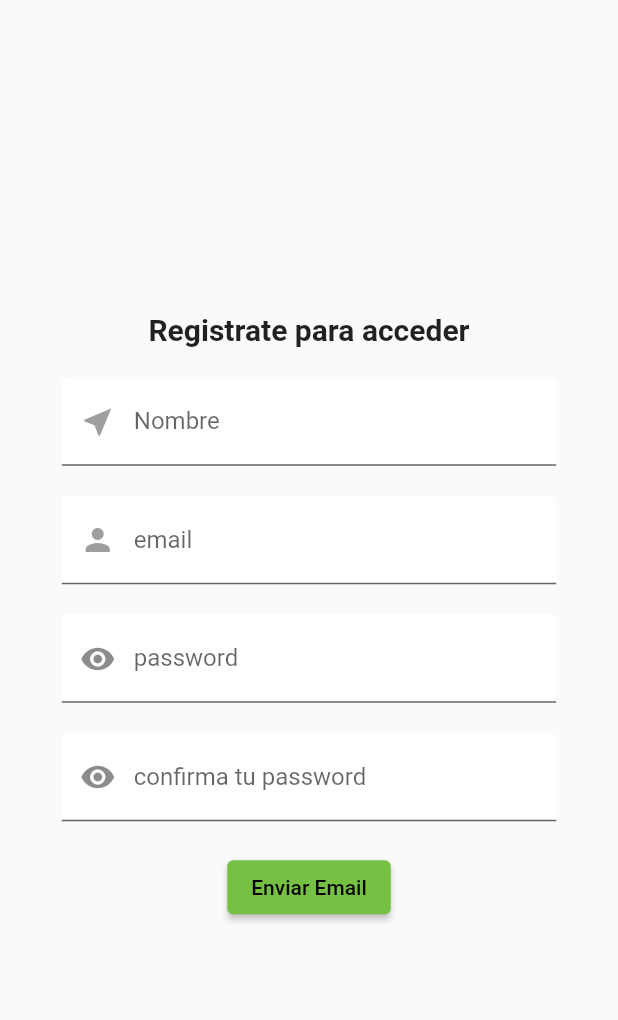
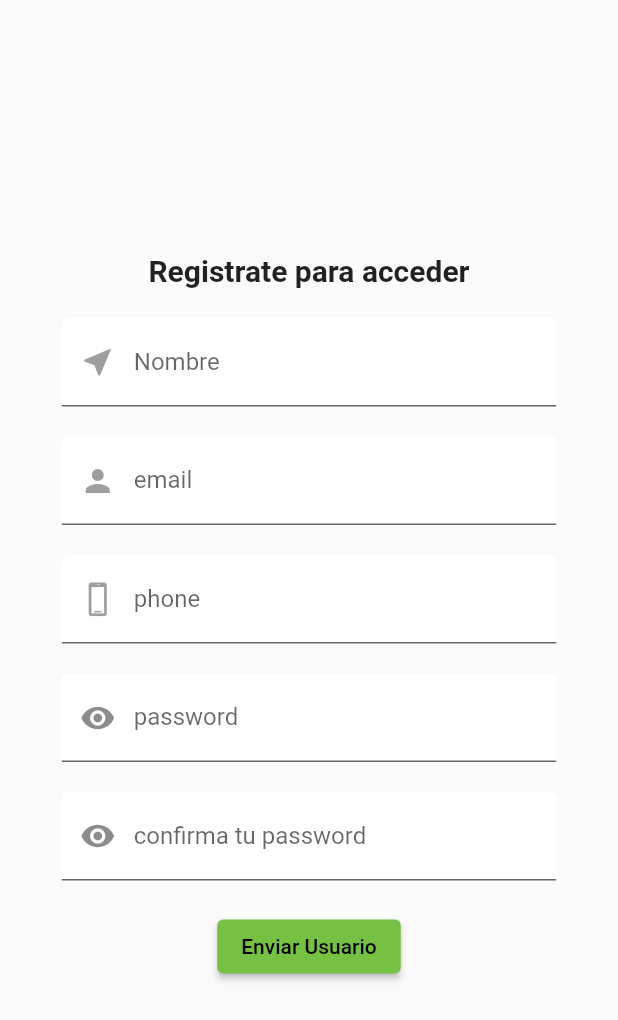
Before and after one commit to jersy96/account-tracker-fire-base, a Flutter app: the screen it shows after launch, on a phone screen of 412 x 824 dp. Shown: the top 1020 px of the screen. Run offline on Flutter 3.47's test engine with Material 2 defaults, Android fonts, the phone set to English and light mode, and no system bars; our stand-ins replace cloud_firestore, equatable, firebase_core, flutter_bloc; accounts and stored records are empty.

```diff
--- a/lib/data/models/user.dart
+++ b/lib/data/models/user.dart
@@ -1,31 +1,35 @@
+// ignore_for_file: public_member_api_docs, sort_constructors_first
 class User {
   String? id;
   String name;
   String email;
-  // String phoneNumber;
+  String phoneNumber;
+  String password;
 
   User({
     this.id,
     required this.name,
     required this.email,
-    // required this.phoneNumber,
+    required this.phoneNumber,
+    required this.password,
   });
 
   static User fromMap(Map<String, dynamic> userData) {
     return User(
-      id: userData['id'].toString(),
-      name: userData['fullname'],
-      // phoneNumber: userData['phone'],
-      email: userData['email'],
-    ); //.cast<Uint8List>());
+        id: userData['id'].toString(),
+        name: userData['fullname'],
+        phoneNumber: userData['phoneNmber'],
+        email: userData['email'],
+        password: userData['password']); //.cast<Uint8List>());
   }
 
   Map<String, dynamic> toMap() {
     return {
       'id': id,
       'fullname': name,
-      // 'phone': phoneNumber,
+      'phone': phoneNumber,
       'email': email,
+      'password': password,
     };
   }
 }
--- a/lib/logic/services/firebase_service.dart
+++ b/lib/logic/services/firebase_service.dart
@@ -5,13 +5,13 @@ FirebaseFirestore db = FirebaseFirestore.instance;
 // GET
 Future<List> fetchUsers() async {
   List users = [];
-  CollectionReference collectionReference = db.collection('users');
+  CollectionReference collectionReference = db.collection('Users');
   QuerySnapshot queryUsers = await collectionReference.get();
   queryUsers.docs.forEach((document) => users.add(document.data()));
   return users;
 }
 
-// POST
 Future<void> createUser(User user) async {
-  await db.collection('users').add({'user': user});
+  CollectionReference collectionReference = db.collection('Users');
+  await collectionReference.add(user.toMap());
 }
--- /dev/null
+++ b/lib/utils/phone_number_field.dart
@@ -0,0 +1,52 @@
+import 'package:flutter/cupertino.dart';
+import 'package:flutter/material.dart';
+import 'package:flutter/services.dart';
+import 'package:flutter_application_3/utils/base_text_form_field.dart';
+
+class PhoneFormField extends StatelessWidget {
+  final void Function(String?, bool) onChange;
+  final String? initialValue;
+  final void Function(String)? onFieldSubmitted;
+  const PhoneFormField(
+      {super.key,
+      required this.onChange,
+      this.initialValue,
+      this.onFieldSubmitted});
+
+  @override
+  Widget build(BuildContext context) {
+    return BaseTextFormField(
+        initialValue: initialValue,
+        decoration: const InputDecoration(
+            floatingLabelBehavior: FloatingLabelBehavior.never,
+            prefixIcon: Icon(
+              CupertinoIcons.device_phone_portrait,
+              color: Colors.grey,
+            ),
+            labelText: 'phone',
+            filled: true,
+            fillColor: Colors.white),
+        keyboardType: TextInputType.phone,
+        onChanged: onChange,
+        onFieldSubmitted: onFieldSubmitted,
+        validator: (value) {
+          if (value == null || value.isEmpty) {
+            return 'numero de telefono';
+          }
+          final phoneRegex = RegExp(r'[0-9]');
+          if (!phoneRegex.hasMatch(value)) {
+            return 'ingrese numero de telefono';
+          }
+          if (value.length < 10) {
+            return 'ingrese numero de telefono valido';
+          }
+
+          return null;
+        },
+        inputFormatters: <TextInputFormatter>[
+          FilteringTextInputFormatter.allow(RegExp(r'[0-9]')),
+          FilteringTextInputFormatter.digitsOnly,
+          LengthLimitingTextInputFormatter(10)
+        ]);
+  }
+}
--- a/lib/utils/registration_form.dart
+++ b/lib/utils/registration_form.dart
@@ -6,6 +6,7 @@ import 'package:flutter_application_3/utils/password_form_field.dart';
 
 import '../data/models/user.dart';
 import 'app_router.dart';
+import 'phone_number_field.dart';
 
 class RegistrationForm extends StatefulWidget {
   const RegistrationForm({Key? key}) : super(key: key);
@@ -17,6 +18,7 @@ class RegistrationForm extends StatefulWidget {
 class _RegistrationFormState extends State<RegistrationForm> {
   final _formKey = GlobalKey<FormState>();
   String? name;
+  String? phoneNumber;
   String? email;
   String? password;
   String? confirmPassword;
@@ -39,6 +41,13 @@ class _RegistrationFormState extends State<RegistrationForm> {
               EmailFormField(
                 onChange: (String? value, bool valid) {
                   setState(() => email = valid ? value : null);
+                },
+              ),
+              const SizedBox(height: 20),
+              PhoneFormField(
+                onFieldSubmitted: (_) => _submitForm(),
+                onChange: (String? value, bool valid) {
+                  setState(() => phoneNumber = valid ? value : null);
                 },
               ),
               const SizedBox(height: 20),
@@ -72,7 +81,7 @@ class _RegistrationFormState extends State<RegistrationForm> {
                   _submitForm(),
                   Navigator.pushReplacementNamed(context, Routes.indexAccounts),
                 },
-            child: const Text('Enviar Email'))
+            child: const Text('Enviar Usuario'))
       ],
     );
   }
@@ -81,6 +90,8 @@ class _RegistrationFormState extends State<RegistrationForm> {
     return User(
       name: name!,
       email: email!,
+      phoneNumber: phoneNumber!,
+      password: password!,
     );
   }
 
```
